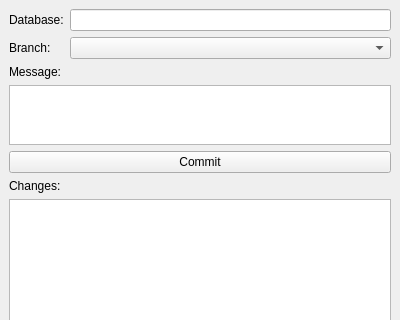
This is geovcs/asset/form/dock_version_manager.ui in teofilosalgado/geovcs-qgis-plugin as Qt 5 draws it before an edit; both pictures show x 0 to 400 and y 0 to 320 of the 400 by 700 pixel window. The edited form follows.
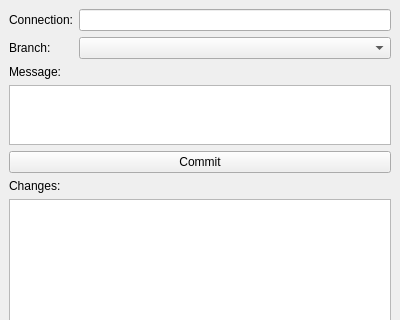
This is the edited form.

Commit message: Connection manager.

What changed in the file:
```diff
--- a/geovcs/asset/form/dock_version_manager.ui
+++ b/geovcs/asset/form/dock_version_manager.ui
@@ -29,7 +29,7 @@
       <item row="0" column="0">
        <widget class="QLabel" name="label">
         <property name="text">
-         <string>Database:</string>
+         <string>Connection:</string>
         </property>
        </widget>
       </item>
```
Left out of the diff: 2 changed lines with no effect on the pictures. The commit also changes 4 other files.
